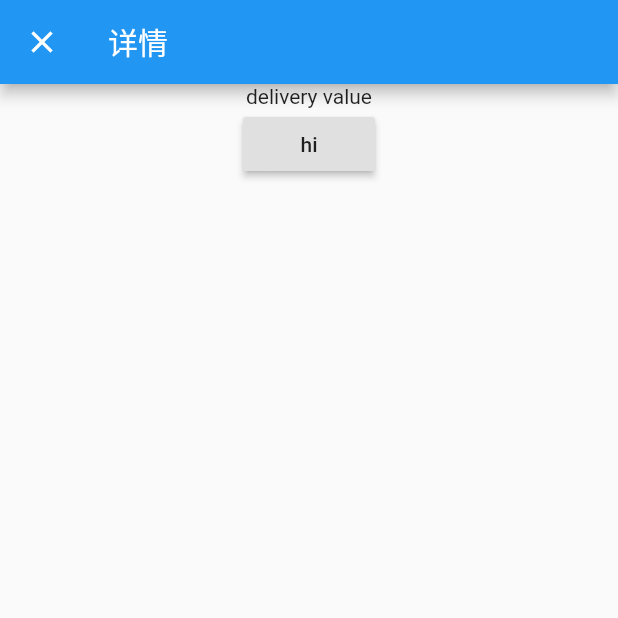
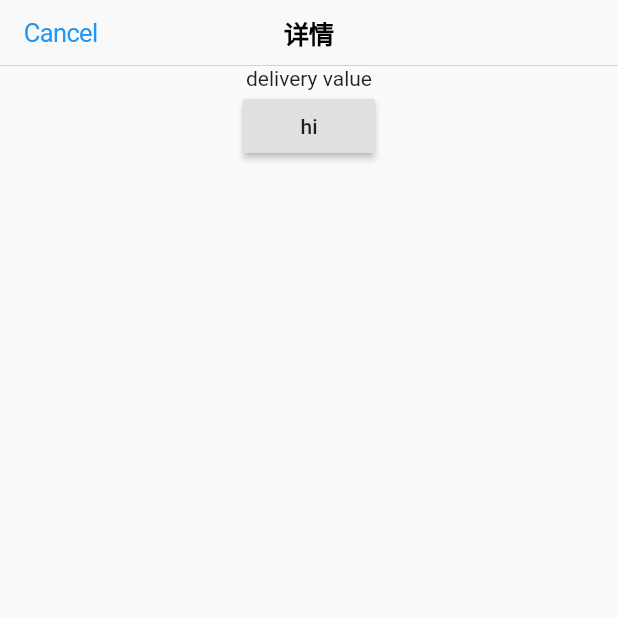
Before and after one commit to zhbh/flutter_study, a Flutter app: the screen it shows after launch, after a tap on "跳转详情页面", on a phone screen of 412 x 824 dp, the top half of it. Run offline on Flutter 3.47's test engine with Material 2 defaults, Android fonts, the phone set to English and light mode, and no system bars.

Commit message:
update day1&3

```diff
--- a/day1/myapp/lib/main.dart
+++ b/day1/myapp/lib/main.dart
@@ -1,4 +1,5 @@
 import 'package:flutter/material.dart';
+import 'package:flutter/cupertino.dart';
 import 'package:flutter/semantics.dart';
 
 void main() => runApp(MyApp());
@@ -7,12 +8,12 @@ class MyApp extends StatelessWidget {
   // This widget is the root of your application.
   @override
   Widget build(BuildContext context) {
-    return MaterialApp(
+    return CupertinoApp(
       routes: {
         'result': (context) => DetailPage(message: ModalRoute.of(context).settings.arguments)
       },
       title: 'Flutter Demo',
-      theme: ThemeData(
+      theme: CupertinoThemeData(
         // This is the theme of your application.
         //
         // Try running your application with "flutter run". You'll see the
@@ -22,7 +23,7 @@ class MyApp extends StatelessWidget {
         // or simply save your changes to "hot reload" in a Flutter IDE).
         // Notice that the counter didn't reset back to zero; the application
         // is not restarted.
-        primarySwatch: Colors.blue,
+        primaryColor: Colors.blue,
       ),
       home: MyHomePage(title: 'Flutter Demo Home Page'),
     );
@@ -71,10 +72,10 @@ class _MyHomePageState extends State<MyHomePage> {
     // fast, so that you can just rebuild anything that needs updating rather
     // than having to individually change instances of widgets.
     return Scaffold(
-      appBar: AppBar(
+      appBar: CupertinoNavigationBar(
         // Here we take the value from the MyHomePage object that was created by
         // the App.build method, and use it to set our appbar title.
-        title: Text(widget.title),
+        middle: Text(widget.title),
       ),
       body: Center(
         // Center is a layout widget. It takes a single child and positions it
@@ -142,8 +143,8 @@ class DetailPage extends StatelessWidget{
   @override
   Widget build(BuildContext context) {
     return Scaffold(
-      appBar: AppBar(
-        title: Text('详情'),
+      appBar: CupertinoNavigationBar(
+        middle: Text('详情'),
       ),
       body: Center(
         child: Column(
```
Also changed, not shown: 1 other file.
